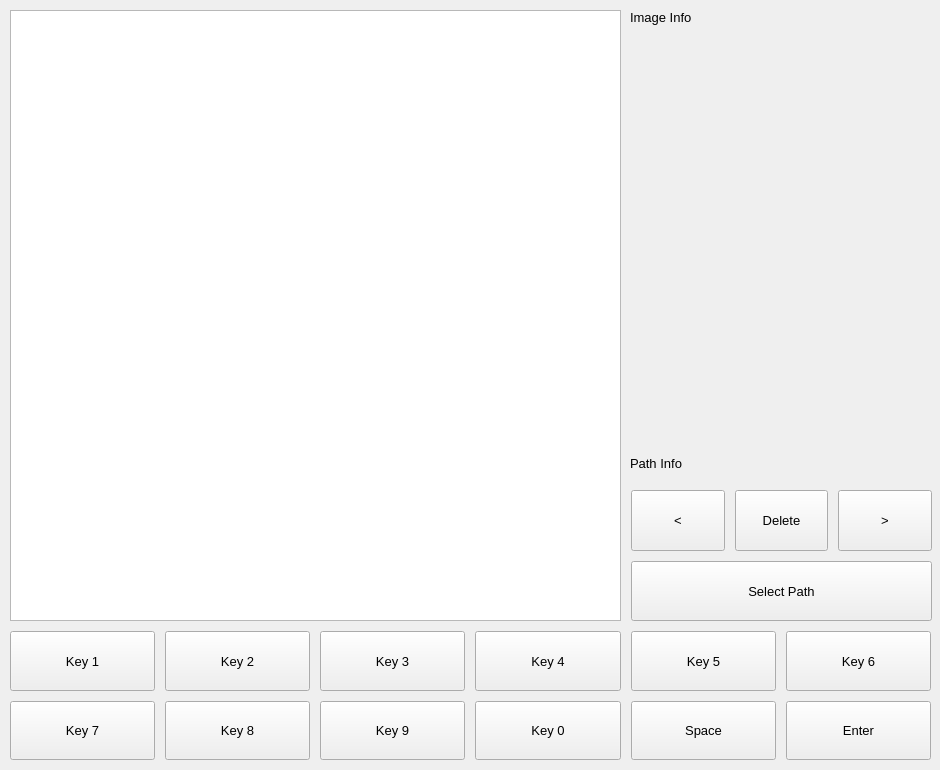
Old version of the form src/main.ui in the repository potat-dev/Just-Organize-My-Photos.
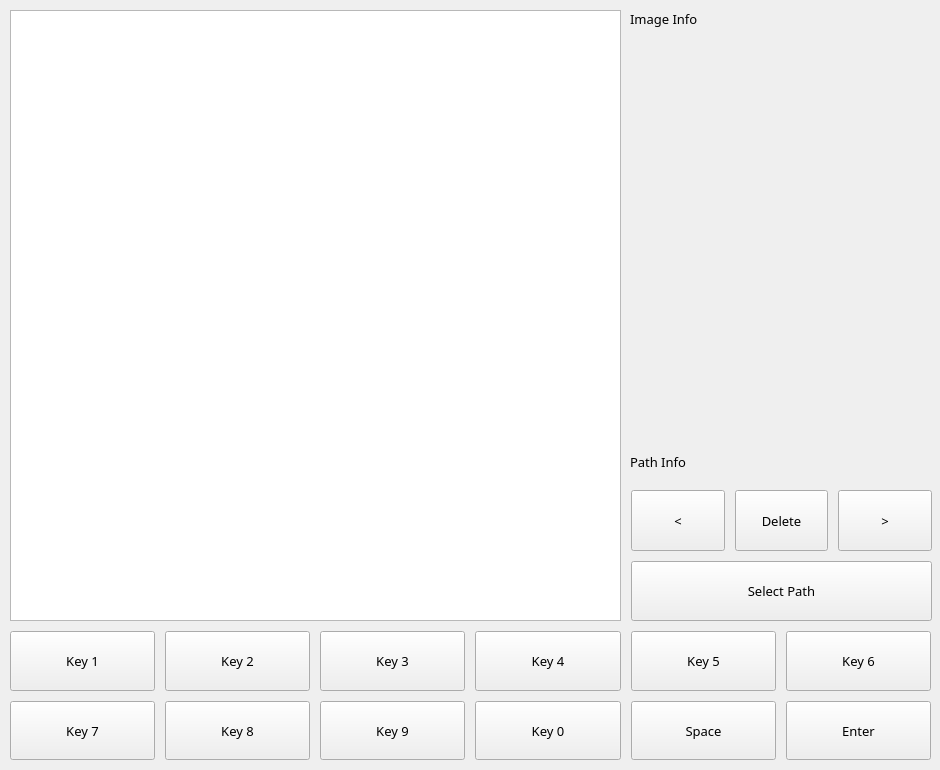
New version of the form.

```diff
--- a/src/main.ui
+++ b/src/main.ui
@@ -28,6 +28,11 @@
     <height>770</height>
    </size>
   </property>
+  <property name="font">
+   <font>
+    <family>Source Code Pro Medium</family>
+   </font>
+  </property>
   <property name="windowTitle">
    <string extracomment="Created with ♥ by CyberPotato">Just organize my photos</string>
   </property>
```
Left out of the diff: 4 changed lines with no effect on the pictures.
